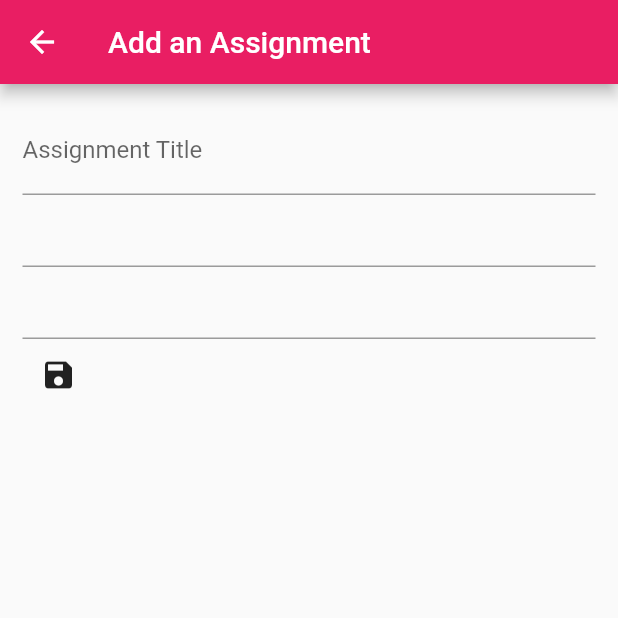
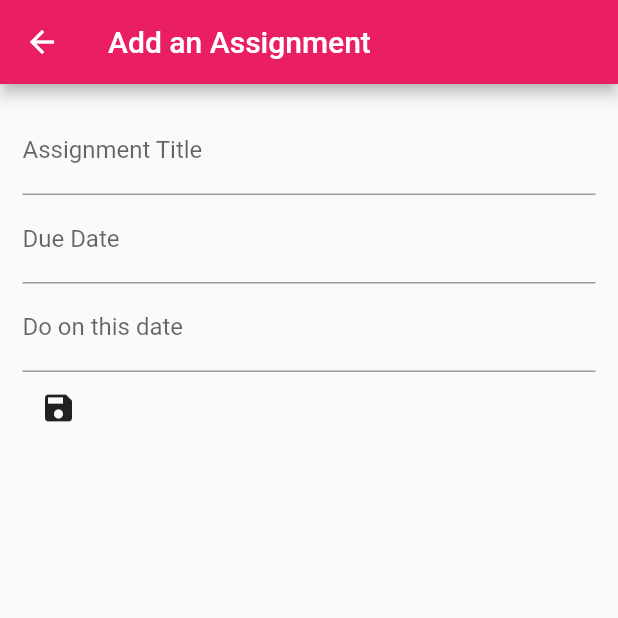
Before and after one commit to ianreyn/boomerang, a Flutter app: the AssignmentForm screen opened by its route, on a phone screen of 412 x 824 dp, the top half of it. Run offline on Flutter 3.47's test engine with Material 2 defaults, Android fonts, the phone set to English and light mode, and no system bars; our stand-ins replace cloud_firestore, firebase_core, sqflite, table_calendar; accounts and stored records are empty.

Commit message:
Quick bug fix, and read me changes/roadmap
If I can dedicate one day to each feature, I'll be golden.

```diff
--- a/lib/assignment_form.dart
+++ b/lib/assignment_form.dart
@@ -38,6 +38,9 @@ class _AssignmentFormState extends State<AssignmentForm> {
               ),
               TextField(
                 controller: dueController,
+                decoration: InputDecoration(
+                  labelText: "Due Date"
+                ),
                 focusNode: AlwaysDisabledFocusNode(),
                 onTap: () {
                   selectDate(context, dueController);
@@ -45,6 +48,9 @@ class _AssignmentFormState extends State<AssignmentForm> {
               ),
               TextField(
                 controller: doController,
+                decoration: InputDecoration(
+                  labelText: "Do on this date"
+                ),
                 focusNode: AlwaysDisabledFocusNode(),
                 onTap: () {
                   selectDate(context, doController);
@@ -53,7 +59,7 @@ class _AssignmentFormState extends State<AssignmentForm> {
               IconButton(
                   onPressed: () {
                     //Assignment newAssignment = Assignment(title: titleController.text, dueDate: DateTime.parse(dueController.text), doTime: DateTime.parse(doController.text), account: "default");
-                    Navigator.pop(context, "${titleController.text},${dueController.text},${dueController.text}");
+                    Navigator.pop(context, "${titleController.text},${dueController.text},${doController.text}");
                   },
                   icon: Icon(Icons.save))
             ],
```
Also changed, not shown: 1 other file.
